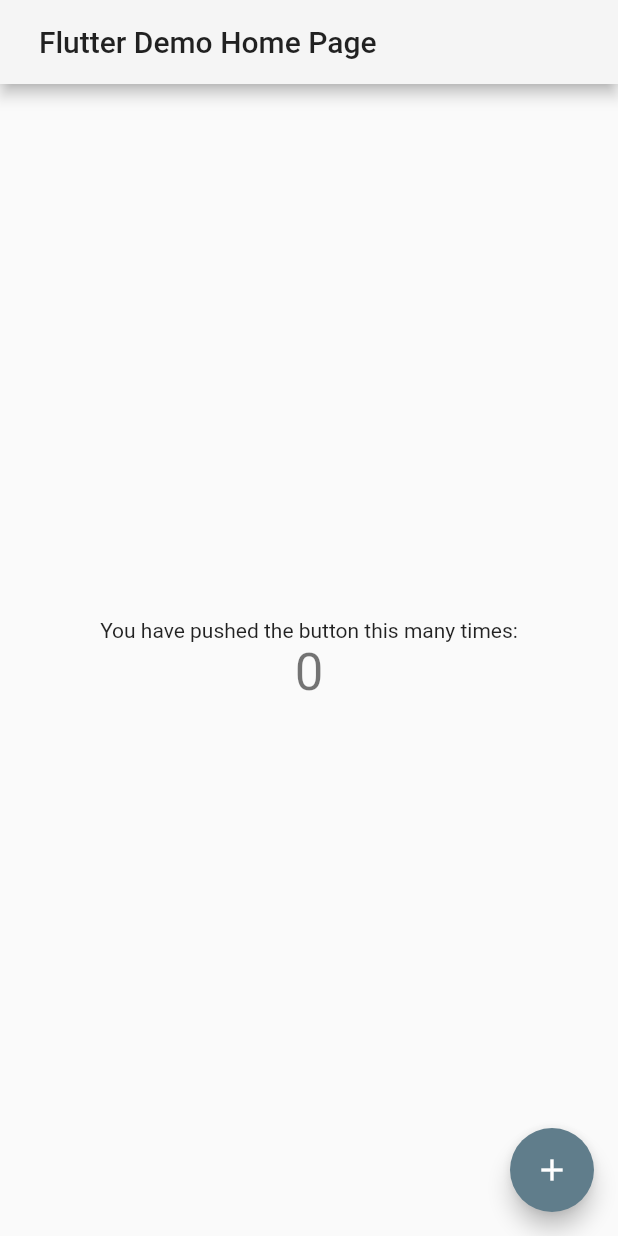
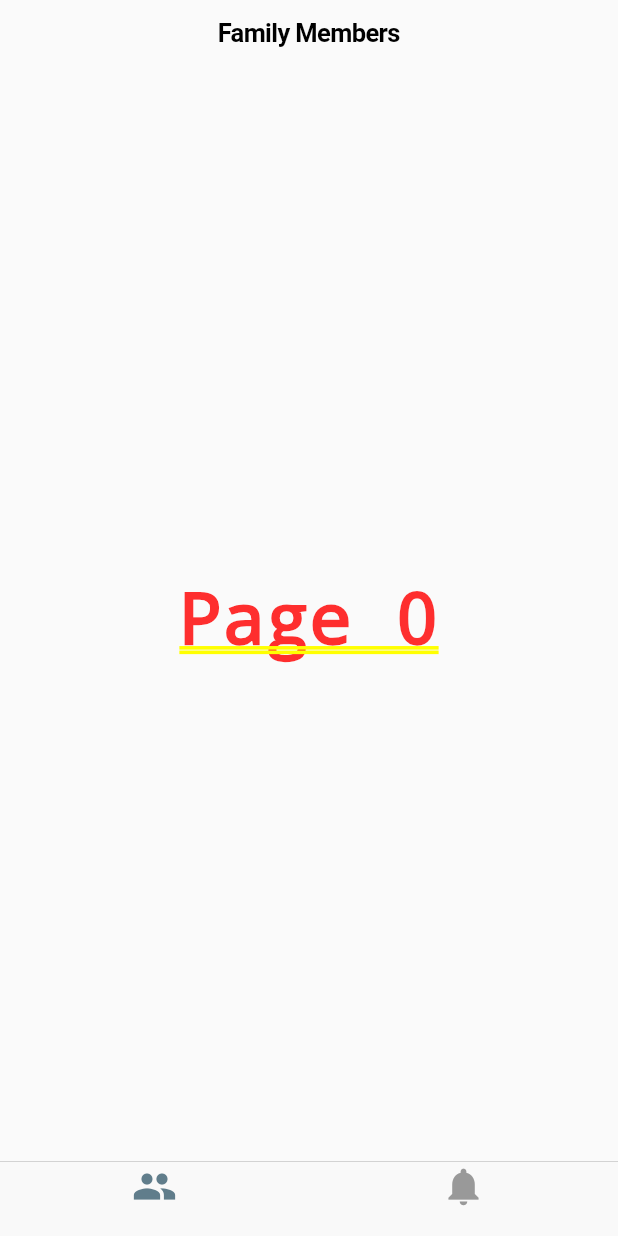
Before and after one commit to steele232/Flutter_SiblingAgeTracker, a Flutter app: the screen it shows after launch, on a phone screen of 412 x 824 dp. Run offline on Flutter 3.47's test engine with Material 2 defaults, Android fonts, the phone set to English and light mode, and no system bars.

Commit message:
Added 2 tabs to the layout of the screen.

```diff
--- a/lib/main.dart
+++ b/lib/main.dart
@@ -1,5 +1,4 @@
 import 'package:flutter/material.dart';
-import 'package:flutter/foundation.dart';
 import 'package:flutter/cupertino.dart';
 
 final ThemeData kIOSTheme = new ThemeData(
@@ -47,11 +46,11 @@ class _MyHomePageState extends State<MyHomePage> {
 
 
   void _sayYes() {
-
+    Navigator.pop(context);
   }
 
   void _sayNo() {
-
+    Navigator.pop(context);
   }
 
   void _showDialog() {
@@ -69,7 +68,7 @@ class _MyHomePageState extends State<MyHomePage> {
           showDialog(
               context: context,
               child: new CupertinoAlertDialog(
-                title: new Text("Test 1"),
+                title: new Text("Test2"),
                 content: new Text("Hello World"),
                 actions: <Widget> [
                   new CupertinoDialogAction(
@@ -135,46 +134,49 @@ class _MyHomePageState extends State<MyHomePage> {
     // The Flutter framework has been optimized to make rerunning build methods
     // fast, so that you can just rebuild anything that needs updating rather
     // than having to individually change instances of widgets.
-    return new Scaffold(
-      appBar: new AppBar(
-        // Here we take the value from the MyHomePage object that was created by
-        // the App.build method, and use it to set our appbar title.
-        title: new Text(widget.title),
+    return new CupertinoTabScaffold(
+      tabBar: new CupertinoTabBar(
+        items: <BottomNavigationBarItem> [
+          new BottomNavigationBarItem(
+              icon: new Icon(Icons.people),
+              title: new Text(" ")
+          ),
+          new BottomNavigationBarItem(
+              icon: new Icon(Icons.notifications),
+              title: new Text(" ")
+          ),
+        ],
       ),
-      body: new Center(
-        // Center is a layout widget. It takes a single child and positions it
-        // in the middle of the parent.
-        child: new Column(
-          // Column is also layout widget. It takes a list of children and
-          // arranges them vertically. By default, it sizes itself to fit its
-          // children horizontally, and tries to be as tall as its parent.
-          //
-          // Invoke "debug paint" (press "p" in the console where you ran
-          // "flutter run", or select "Toggle Debug Paint" from the Flutter tool
-          // window in IntelliJ) to see the wireframe for each widget.
-          //
-          // Column has various properties to control how it sizes itself and
-          // how it positions its children. Here we use mainAxisAlignment to
-          // center the children vertically; the main axis here is the vertical
-          // axis because Columns are vertical (the cross axis would be
-          // horizontal).
-          mainAxisAlignment: MainAxisAlignment.center,
-          children: <Widget>[
-            new Text(
-              'You have pushed the button this many times:',
-            ),
-            new Text(
-              '${_counter}',
-              style: Theme.of(context).textTheme.display1,
-            ),
-          ],
-        ),
-      ),
-      floatingActionButton: new FloatingActionButton(
-        onPressed: _showDialog,
-        tooltip: 'Increment',
-        child: new Icon(Icons.add),
-      ), // This trailing comma makes auto-formatting nicer for build methods.
+      tabBuilder: (BuildContext context, int index) {
+        return new CupertinoTabView(
+          builder: (BuildContext context) {
+            switch (index) {
+              case 0:
+                return new CupertinoPageScaffold(
+                  navigationBar: new CupertinoNavigationBar(
+                    middle: new Text('Family Members'),
+                  ),
+                  child: new Center(
+                    child: new Text("Page $index"),
+                  ),
+                );
+                break;
+              case 1:
+                return new CupertinoPageScaffold(
+                  navigationBar: new CupertinoNavigationBar(
+                    middle: new Text('Notifications'),
+                  ),
+                  child: new Center(
+                    child: new Text("Page $index"),
+                  ),
+                );
+                break;
+            }
+
+          },
+        );
+      },
     );
+    //end..
   }
 }
```
